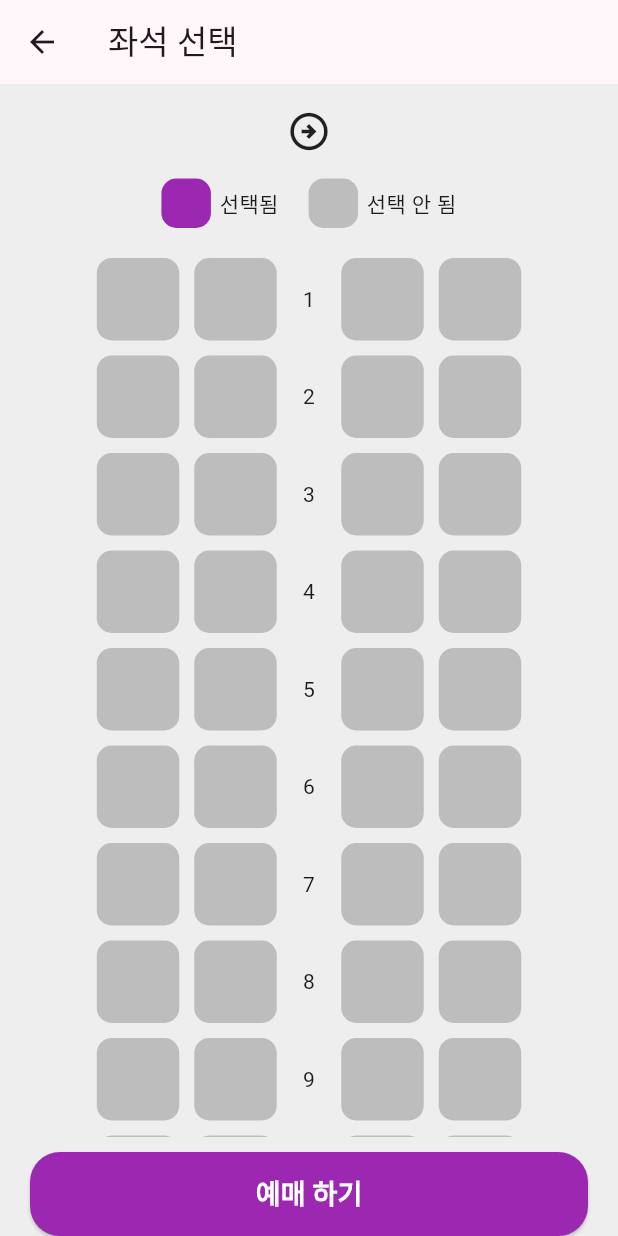
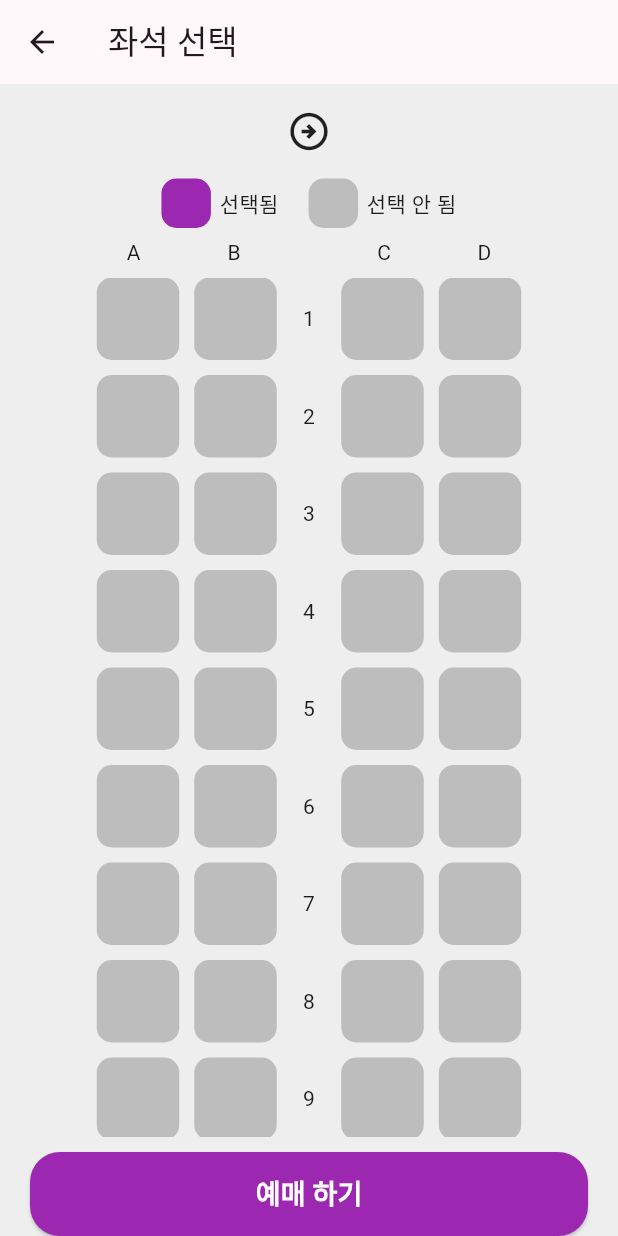
Before and after one commit to marofmar/kittypawdev_flutter_train_ticket_reservation, a Flutter app: the SeatsPage screen opened directly with empty values, on a phone screen of 412 x 824 dp. Run offline on Flutter 3.47's test engine with Material 3 defaults, Android fonts, the phone set to English and light mode, and no system bars.

Commit message:
좌석 칼럼 라벨 추가

```diff
--- a/lib/pages/seats/seats_page.dart
+++ b/lib/pages/seats/seats_page.dart
@@ -62,9 +62,30 @@ class _SeatsPageState extends State<SeatsPage> {
                   ],
                 ),
                 // TODO: 칼럼 번호 ABCD
-
+                Row(
+                  mainAxisAlignment: MainAxisAlignment.center,
+                  children: [
+                    ...List.generate(5, (index) {
+                      final List<String> columnNames = [
+                        'A',
+                        'B',
+                        ' ',
+                        'C',
+                        'D'
+                      ];
+                      if (index == 2) {
+                        return SizedBox(width: 33, height: 33);
+                      }
+                      return Container(
+                          width: 55,
+                          height: 33,
+                          margin: const EdgeInsets.symmetric(horizontal: 6),
+                          child: Center(child: Text(columnNames[index])));
+                    })
+                  ],
+                ),
                 // TODO: 좌석 좌르르르르르
-                SizedBox(height: 20),
+                //SizedBox(height: 20),
                 Expanded(
                     child: SeatSelectBox(selectedRow, selectedCol, onSelected)),
 
```
